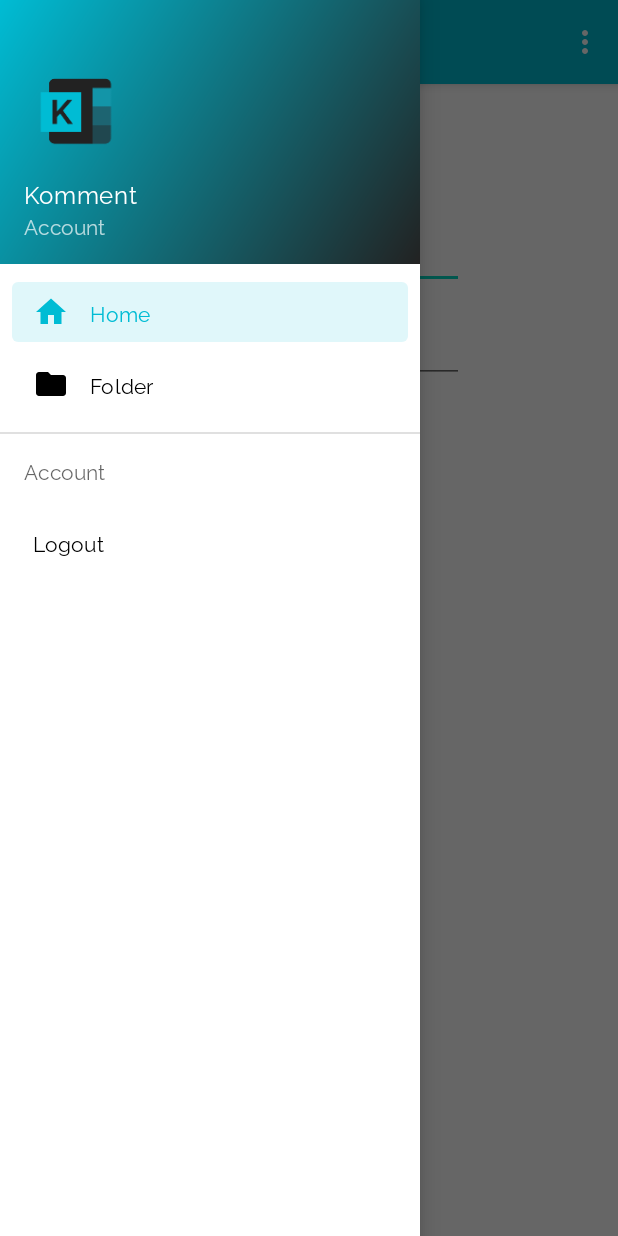
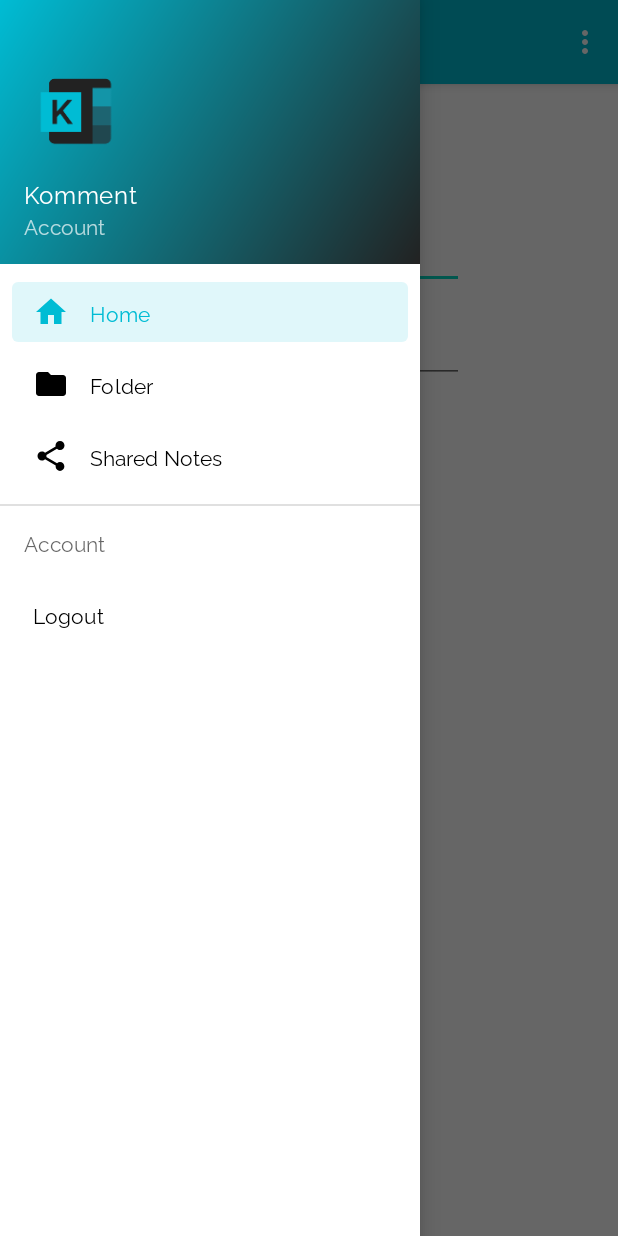
Before and after one commit to hertelukas/KommentAndroid, an Android app: the screen it shows after launch (MainActivity), with the side drawer open, on a phone screen of 412 x 824 dp. Run offline under Robolectric (Android 15) with nearby library versions, the phone set to English and light mode, and no system bars; our stand-ins replace Volley.

```diff
--- a/app/src/main/java/com/purplepandagames/komment/MainActivity.java
+++ b/app/src/main/java/com/purplepandagames/komment/MainActivity.java
@@ -35,14 +35,18 @@ import com.google.android.material.navigation.NavigationView;
 import com.google.android.material.snackbar.Snackbar;
 
 import java.util.ArrayList;
+import java.util.Arrays;
 import java.util.List;
 import java.util.Map;
 import java.util.Objects;
 
 public class MainActivity extends AppCompatActivity implements NavigationView.OnNavigationItemSelectedListener {
+    private static final String TAG = "MAIN";
     private DrawerLayout drawer;
     public User user = new User();
     public List<Note> notes = new ArrayList<>();
+    public String sharedNotesId;
+    public List <Note> sharedNotes = new ArrayList<>();
     SharedPreferences sharedPreferences;
     ActionBarDrawerToggle toggle;
     View headerView;
@@ -76,6 +80,20 @@ public class MainActivity extends AppCompatActivity implements NavigationView.On
 
         user.username = sharedPreferences.getString("username", "");
         user.password = sharedPreferences.getString("password", "");
+
+        sharedNotesId = sharedPreferences.getString("sharedNotes", "");
+        Log.i(TAG, "onCreate: " + sharedNotesId);
+
+        //Todo this doesn't work. showing only empty ids
+        if(sharedNotesId.length() > 6){
+            List<String> noteIds = Arrays.asList(sharedNotesId.split("\\s*, \\s*"));
+
+            for (String id: noteIds) {
+                Log.i("LOADING SHARED", "onCreate: getting" + id);
+                NetworkHandler.GetNote("https://kommentapi.herokuapp.com/notes/" + id);
+            }
+
+        }
 
 
         Toolbar toolbar = findViewById(R.id.toolbar);
@@ -127,6 +145,11 @@ public class MainActivity extends AppCompatActivity implements NavigationView.On
             case R.id.nav_folder:
                 getSupportFragmentManager().beginTransaction().replace(R.id.fragment_container,
                         new FolderFragment()).commit();
+                break;
+
+            case R.id.nav_shared_notes:
+                getSupportFragmentManager().beginTransaction().replace(R.id.fragment_container,
+                        new SharedFragment()).commit();
                 break;
 
             case R.id.nav_logout:
@@ -270,6 +293,12 @@ public class MainActivity extends AppCompatActivity implements NavigationView.On
                 .show();
     }
 
+    public void SaveShared(){
+
+        Log.i(TAG, "SAVING: " + sharedNotesId);
+        sharedPreferences.edit().putString("sharedNotes", sharedNotesId);
+    }
+
     @Override
     public boolean onCreateOptionsMenu(Menu menu) {
         MenuInflater inflater = getMenuInflater();
--- a/app/src/main/java/com/purplepandagames/komment/Note.java
+++ b/app/src/main/java/com/purplepandagames/komment/Note.java
@@ -4,4 +4,5 @@ class Note {
     String title;
     String content;
     String id;
+    Boolean isPublic;
 }
--- /dev/null
+++ b/app/src/main/res/drawable/ic_share.xml
@@ -0,0 +1,9 @@
+<vector xmlns:android="http://schemas.android.com/apk/res/android"
+        android:width="24dp"
+        android:height="24dp"
+        android:viewportWidth="24.0"
+        android:viewportHeight="24.0">
+    <path
+        android:fillColor="#FF000000"
+        android:pathData="M18,16.08c-0.76,0 -1.44,0.3 -1.96,0.77L8.91,12.7c0.05,-0.23 0.09,-0.46 0.09,-0.7s-0.04,-0.47 -0.09,-0.7l7.05,-4.11c0.54,0.5 1.25,0.81 2.04,0.81 1.66,0 3,-1.34 3,-3s-1.34,-3 -3,-3 -3,1.34 -3,3c0,0.24 0.04,0.47 0.09,0.7L8.04,9.81C7.5,9.31 6.79,9 6,9c-1.66,0 -3,1.34 -3,3s1.34,3 3,3c0.79,0 1.5,-0.31 2.04,-0.81l7.12,4.16c-0.05,0.21 -0.08,0.43 -0.08,0.65 0,1.61 1.31,2.92 2.92,2.92 1.61,0 2.92,-1.31 2.92,-2.92s-1.31,-2.92 -2.92,-2.92z"/>
+</vector>
--- /dev/null
+++ b/app/src/main/res/layout/fragment_shared.xml
@@ -0,0 +1,6 @@
+<?xml version="1.0" encoding="utf-8"?>
+<androidx.constraintlayout.widget.ConstraintLayout
+    xmlns:android="http://schemas.android.com/apk/res/android"
+    xmlns:app="http://schemas.android.com/apk/res-auto"
+    android:layout_width="match_parent"
+    android:layout_height="match_parent"/>
--- a/app/src/main/res/menu/drawer_menu.xml
+++ b/app/src/main/res/menu/drawer_menu.xml
@@ -11,6 +11,10 @@
             android:id="@+id/nav_folder"
             android:icon="@drawable/ic_folder"
             android:title="@string/folder" />
+        <item
+            android:title="@string/shared_notes"
+            android:icon="@drawable/ic_share"
+            android:id="@+id/nav_shared_notes"/>
     </group>
 
     <item android:title="@string/account">
--- a/app/src/main/res/values/strings.xml
+++ b/app/src/main/res/values/strings.xml
@@ -43,4 +43,7 @@
     <string name="undo">Undo</string>
     <string name="make_public">Made the note public</string>
     <string name="share_text">Share notes with Komment. \nLet\'s collaborate: </string>
+    <string name="shared_notes">Shared Notes</string>
+    <string name="note_already_public">This note is already public</string>
+    <string name="make_private">Make private</string>
 </resources>
```
Also changed, not shown: app/src/main/java/com/purplepandagames/komment/HomeFragment.java (+34 -6 lines), app/src/main/java/com/purplepandagames/komment/NetworkHandler.java (+7 -1 lines), app/src/main/java/com/purplepandagames/komment/SharedFragment.java (added, +19 -0 lines).
